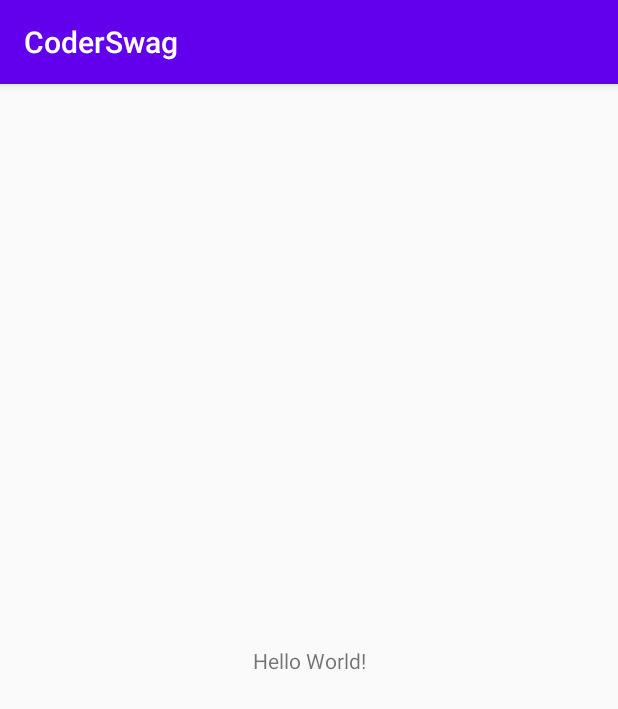
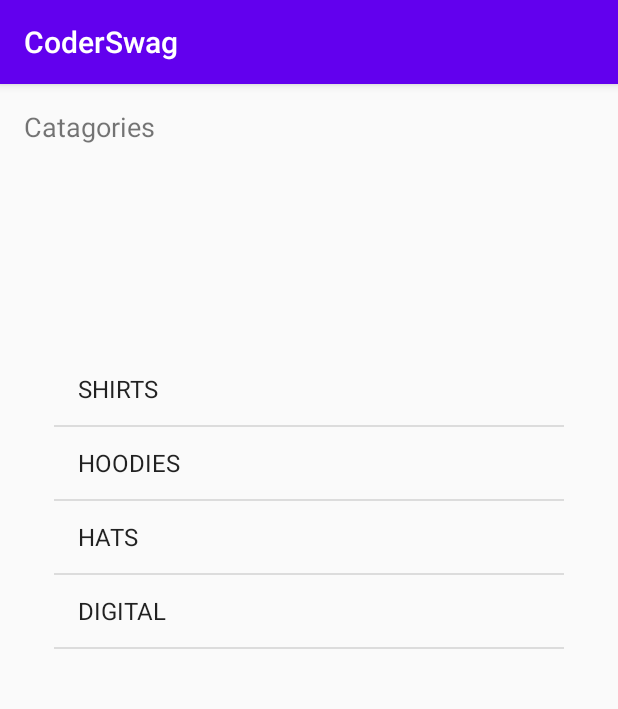
Before and after one commit to looby10120/CoderSwag, an Android app: the screen it shows after launch (MainActivity), on a phone screen of 412 x 824 dp. Shown: the top 709 px of the screen. Run offline under Robolectric (Android 15) with nearby library versions, the phone set to English and light mode, and no system bars.

Commit message:
lesson 2

```diff
--- a/app/src/main/java/com/example/coderswag/Controller/MainActivity.kt
+++ b/app/src/main/java/com/example/coderswag/Controller/MainActivity.kt
@@ -2,12 +2,25 @@ package com.example.coderswag.Controller
 
 import androidx.appcompat.app.AppCompatActivity
 import android.os.Bundle
+import android.widget.ArrayAdapter
+import com.example.coderswag.Model.Category
 import com.example.coderswag.R
+import com.example.coderswag.Service.DataService
+import kotlinx.android.synthetic.main.activity_main.*
 
 class MainActivity : AppCompatActivity() {
+
+    lateinit var adapter: ArrayAdapter<Category>
 
     override fun onCreate(savedInstanceState: Bundle?) {
         super.onCreate(savedInstanceState)
         setContentView(R.layout.activity_main)
+
+        adapter = ArrayAdapter(
+            this,
+            android.R.layout.simple_list_item_1,
+            DataService.categories
+        )
+        categoryListView.adapter = adapter
     }
 }
--- a/app/src/main/java/com/example/coderswag/Model/Category.kt
+++ b/app/src/main/java/com/example/coderswag/Model/Category.kt
@@ -1,3 +1,7 @@
 package com.example.coderswag.Model
 
-class Category(val title: String, val image: String)
+class Category(val title: String, val image: String) {
+    override fun toString(): String {
+        return title
+    }
+}
--- a/app/src/main/res/layout/activity_main.xml
+++ b/app/src/main/res/layout/activity_main.xml
@@ -7,12 +7,29 @@
     tools:context=".Controller.MainActivity">
 
     <TextView
+        android:id="@+id/textView"
         android:layout_width="wrap_content"
         android:layout_height="wrap_content"
-        android:text="Hello World!"
-        app:layout_constraintBottom_toBottomOf="parent"
+        android:layout_marginLeft="16dp"
+        android:layout_marginTop="16dp"
+        android:text="Catagories"
+        android:textSize="18sp"
         app:layout_constraintLeft_toLeftOf="parent"
-        app:layout_constraintRight_toRightOf="parent"
         app:layout_constraintTop_toTopOf="parent" />
 
+    <ListView
+        android:id="@+id/categoryListView"
+        android:layout_width="340dp"
+        android:layout_height="450dp"
+        android:layout_margin="8dp"
+        android:layout_marginStart="8dp"
+        android:layout_marginTop="8dp"
+        android:layout_marginEnd="8dp"
+        android:layout_marginBottom="8dp"
+        app:layout_constraintBottom_toBottomOf="parent"
+        app:layout_constraintEnd_toEndOf="parent"
+        app:layout_constraintStart_toStartOf="parent"
+        app:layout_constraintTop_toBottomOf="@+id/textView"
+        tools:listitem="@layout/category_list_item"/>
+
 </androidx.constraintlayout.widget.ConstraintLayout>
```
Also changed, not shown: app/src/main/res/layout/category_list_item.xml (added, +34 -0 lines).
